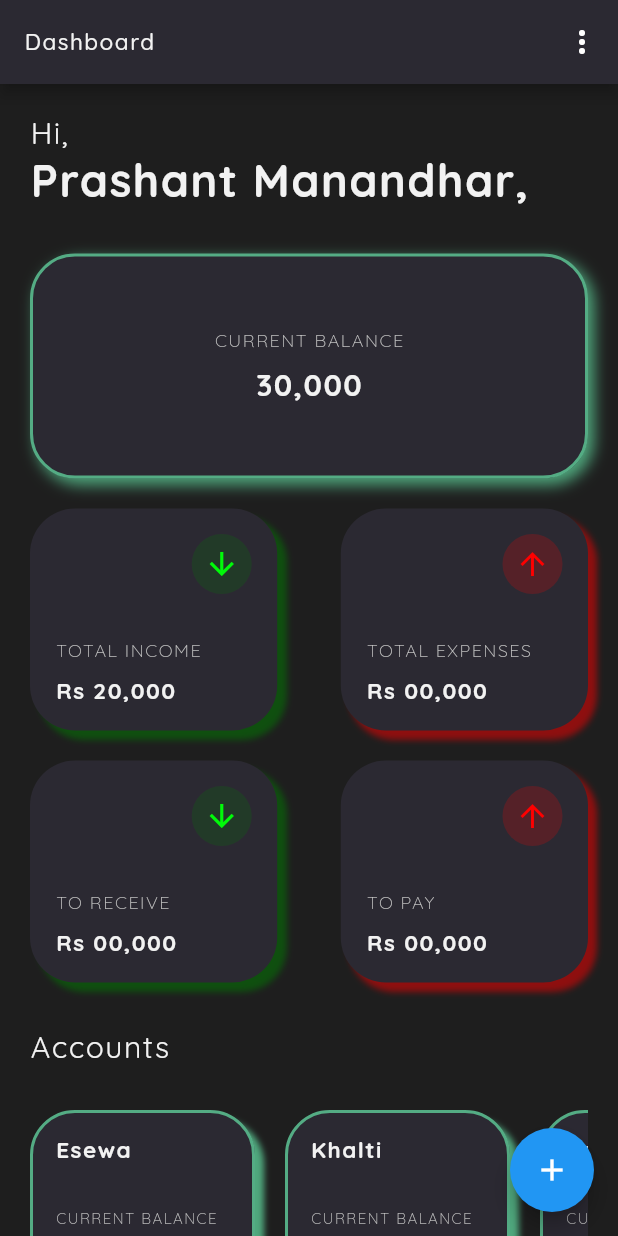
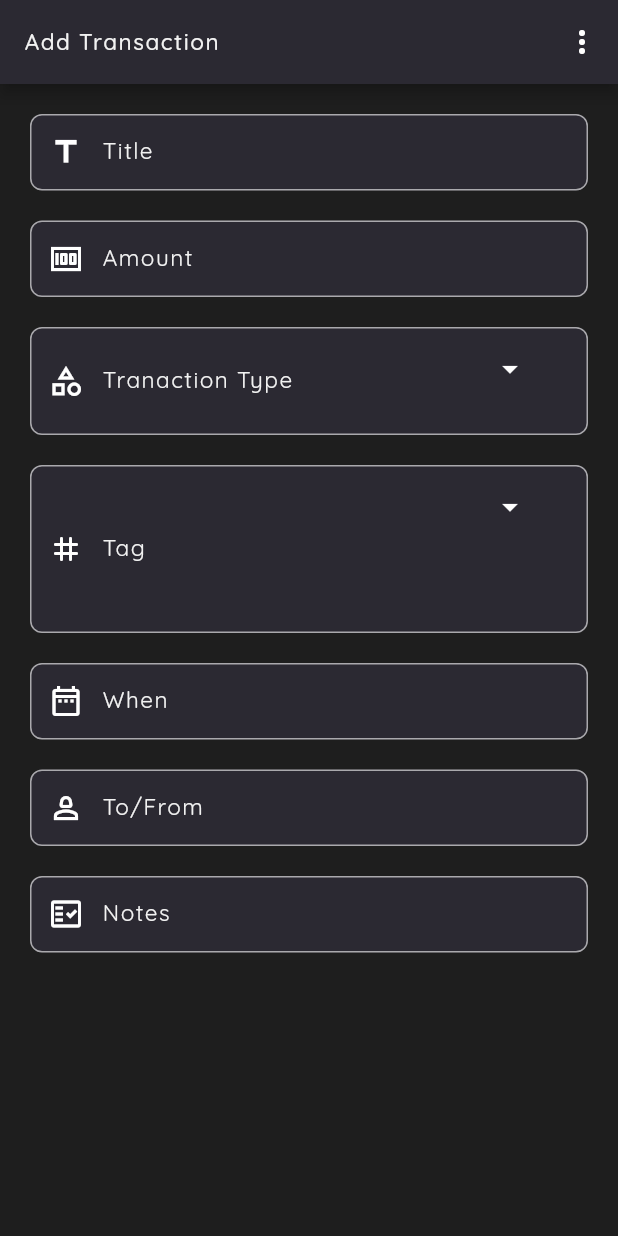
Before and after one commit to Eemayas/Remind-Wallet, a Flutter app: the screen it shows after launch, on a phone screen of 412 x 824 dp. Run offline on Flutter 3.47's test engine with Material 2 defaults, Android fonts, the light colour scheme and no system bars; our stand-ins replace dropdown_button2, google_fonts, progress_state_button.

Commit message:
add transaction page 95% completed

```diff
--- a/lib/Componet/balance_card.dart
+++ b/lib/Componet/balance_card.dart
@@ -42,7 +42,7 @@ class BalanceCard extends StatelessWidget {
               SizedBox(
                 height: 10,
               ),
-              Text(cardBalanceAmt,
+              Text('RS $cardBalanceAmt',
                   style: kwhiteTextStyle.copyWith(
                       fontSize: 20, fontWeight: FontWeight.bold)),
             ],
--- /dev/null
+++ b/lib/Componet/date_Input_field.dart
@@ -0,0 +1,61 @@
+import 'package:flutter/material.dart';
+import 'package:intl/intl.dart';
+
+import '../constant.dart';
+
+class DateInputField extends StatelessWidget {
+  const DateInputField({
+    super.key,
+    required this.Controllerss,
+    required this.keyboardType,
+    required this.labelText,
+    required this.prefixIcon,
+    required this.hintText,
+  });
+  final String hintText;
+  final TextEditingController Controllerss;
+  final TextInputType keyboardType;
+  final String labelText;
+  final IconData prefixIcon;
+
+  @override
+  Widget build(BuildContext context) {
+    return TextField(
+      controller: Controllerss,
+      cursorColor: Colors.white,
+      style: kwhiteTextStyle,
+      keyboardType: keyboardType,
+      readOnly: true,
+      onTap: () => {
+        showDatePicker(
+                context: context,
+                initialDate: DateTime.now(),
+                firstDate: DateTime(2000),
+                lastDate: DateTime(3000))
+            .then((value) =>
+                Controllerss.text = DateFormat('yyyy-MM-dd').format(value!)),
+      },
+      decoration: InputDecoration(
+        labelStyle: kwhiteTextStyle,
+        filled: true,
+        hintStyle: ksubTextStyle,
+        fillColor: kBackgroundColorCard,
+        labelText: labelText,
+        prefixIcon: Icon(prefixIcon),
+        suffixIcon: Controllerss.text.isEmpty
+            ? Container(width: 0)
+            : IconButton(
+                icon: Icon(Icons.close),
+                color: Colors.red,
+                onPressed: () => Controllerss.clear(),
+              ),
+        prefixIconColor: Colors.white,
+        hintText: hintText,
+        contentPadding: EdgeInsets.fromLTRB(32, 16, 32, 16),
+        border: OutlineInputBorder(
+          borderRadius: BorderRadius.circular(8),
+        ),
+      ),
+    );
+  }
+}
--- /dev/null
+++ b/lib/Componet/dropdown_button.dart
@@ -0,0 +1,82 @@
+import 'package:dropdown_button2/dropdown_button2.dart';
+import 'package:flutter/material.dart';
+
+import '../constant.dart';
+
+class DropDownButton extends StatelessWidget {
+  final TextEditingController Controllerss;
+  final String hintText;
+  final String labelText;
+  final IconData iconsName;
+  final List lists;
+  const DropDownButton(
+      {super.key,
+      required this.Controllerss,
+      required this.hintText,
+      required this.labelText,
+      required this.iconsName,
+      required this.lists});
+
+  @override
+  Widget build(BuildContext context) {
+    String? selectedValue;
+    return DropdownButtonFormField2<String>(
+      isExpanded: true,
+      decoration: InputDecoration(
+        hintStyle: ksubTextStyle,
+        labelStyle: kwhiteTextStyle,
+        filled: true,
+        fillColor: kBackgroundColorCard,
+        labelText: labelText,
+        prefixIcon: Icon(iconsName),
+        prefixIconColor: Colors.white,
+        hintText: hintText,
+        contentPadding: EdgeInsets.fromLTRB(32, 16, 32, 16),
+        border: OutlineInputBorder(
+          borderRadius: BorderRadius.circular(8),
+        ),
+      ),
+      items: lists
+          .map((item) => DropdownMenuItem<String>(
+                value: item,
+                child: Text(
+                  item,
+                  style: kwhiteTextStyle,
+                ),
+              ))
+          .toList(),
+      validator: (value) {
+        if (value == null) {
+          return 'Please select one.';
+        }
+        return null;
+      },
+      onChanged: (value) {
+        Controllerss.text = value!;
+      },
+      onSaved: (value) {
+        selectedValue = value.toString();
+      },
+      buttonStyleData: const ButtonStyleData(
+        padding: EdgeInsets.only(right: 8),
+      ),
+      iconStyleData: const IconStyleData(
+        icon: Icon(
+          Icons.arrow_drop_down,
+          color: Colors.white,
+        ),
+        iconSize: 24,
+      ),
+      dropdownStyleData: DropdownStyleData(
+        useSafeArea: true,
+        decoration: BoxDecoration(
+          color: kBackgroundColorCard,
+          borderRadius: BorderRadius.circular(15),
+        ),
+      ),
+      menuItemStyleData: const MenuItemStyleData(
+        padding: EdgeInsets.symmetric(horizontal: 16),
+      ),
+    );
+  }
+}
--- /dev/null
+++ b/lib/Componet/input_filed.dart
@@ -0,0 +1,49 @@
+import 'package:flutter/material.dart';
+import '../constant.dart';
+
+class InputField extends StatelessWidget {
+  const InputField({
+    super.key,
+    required this.Controllerss,
+    required this.keyboardType,
+    required this.labelText,
+    required this.prefixIcon,
+    required this.hintText,
+  });
+  final String hintText;
+  final TextEditingController Controllerss;
+  final TextInputType keyboardType;
+  final String labelText;
+  final IconData prefixIcon;
+
+  @override
+  Widget build(BuildContext context) {
+    return TextField(
+      controller: Controllerss,
+      cursorColor: Colors.white,
+      style: kwhiteTextStyle,
+      keyboardType: keyboardType,
+      decoration: InputDecoration(
+        labelStyle: kwhiteTextStyle,
+        filled: true,
+        hintStyle: ksubTextStyle,
+        fillColor: kBackgroundColorCard,
+        labelText: labelText,
+        prefixIcon: Icon(prefixIcon),
+        suffixIcon: Controllerss.text.isEmpty
+            ? Container(width: 0)
+            : IconButton(
+                color: Colors.red,
+                icon: Icon(Icons.close),
+                onPressed: () => Controllerss.clear(),
+              ),
+        prefixIconColor: Colors.white,
+        hintText: hintText,
+        contentPadding: EdgeInsets.fromLTRB(32, 16, 32, 16),
+        border: OutlineInputBorder(
+          borderRadius: BorderRadius.circular(8),
+        ),
+      ),
+    );
+  }
+}
--- /dev/null
+++ b/lib/Pages/add_transaction.dart
@@ -0,0 +1,163 @@
+// ignore_for_file: prefer_const_literals_to_create_immutables, prefer_const_constructors, use_key_in_widget_constructors, non_constant_identifier_names
+
+import 'package:dropdown_button2/dropdown_button2.dart';
+import 'package:expenses_tracker/API/transaction_list.dart';
+import 'package:flutter/material.dart';
+import 'package:intl/intl.dart';
+
+import '../Componet/date_Input_field.dart';
+import '../Componet/dropdown_button.dart';
+import '../Componet/input_filed.dart';
+import '../constant.dart';
+
+class AddTransaction extends StatefulWidget {
+  static String id = "Add Transaction page";
+
+  @override
+  State<AddTransaction> createState() => _AddTransactionState();
+}
+
+class _AddTransactionState extends State<AddTransaction> {
+  final titleController = TextEditingController();
+  final amtController = TextEditingController();
+  final toFromController = TextEditingController();
+  final noteController = TextEditingController();
+  final tranasctionTypeController = TextEditingController();
+  final tagController = TextEditingController();
+  final dateController = TextEditingController();
+
+  @override
+  void initState() {
+    super.initState();
+    titleController.addListener(() => setState(() {}));
+    amtController.addListener(() => setState(() {}));
+    toFromController.addListener(() => setState(() {}));
+    noteController.addListener(() => setState(() {}));
+    tranasctionTypeController.addListener(() => setState(() {}));
+    tagController.addListener(() => setState(() {}));
+    dateController.addListener(() => setState(() {}));
+  }
+
+  List TransactionTypelist = [incomeT, expensesT, toReceiveT, toPayT];
+  List TagList = [
+    'Food',
+    'Transportation',
+    'Housing',
+    'Utilities',
+    'Healthcare',
+    'Education',
+    'Entertainment',
+    'Clothing',
+    'Personal Care',
+    'Gifts',
+    'Savings',
+    'Miscellaneous',
+  ];
+  @override
+  Widget build(BuildContext context) {
+    return GestureDetector(
+      onTap: () => {
+        print(
+            "${titleController.text}  ${amtController.text} ${toFromController.text}  ${noteController.text}  ${tranasctionTypeController.text}  ${tagController.text}  ${dateController.text}"),
+        FocusScope.of(context).requestFocus(FocusNode())
+      },
+      child: Scaffold(
+        appBar: AppBar(
+          backgroundColor: kBackgroundColorAppBar,
+          title: Text(
+            "Add Transaction",
+            style: kwhiteTextStyle,
+          ),
+          actions: [
+            IconButton(icon: Icon(Icons.more_vert), onPressed: () => {}),
+          ],
+        ),
+        body: SingleChildScrollView(
+          child: SafeArea(
+              child: Padding(
+            padding: const EdgeInsets.all(20.0),
+            child: GestureDetector(
+              child: Column(
+                crossAxisAlignment: CrossAxisAlignment.start,
+                children: [
+                  InputField(
+                      hintText: "",
+                      Controllerss: titleController,
+                      keyboardType: TextInputType.text,
+                      labelText: "Title",
+                      prefixIcon: Icons.title_sharp),
+                  SizedBox(
+                    height: 20,
+                  ),
+                  InputField(
+                    Controllerss: amtController,
+                    keyboardType: TextInputType.number,
+                    labelText: "Amount",
+                    prefixIcon: Icons.money,
+                    hintText: "00000",
+                  ),
+                  SizedBox(
+                    height: 20,
+                  ),
+                  DropDownButton(
+                    iconsName: Icons.category_outlined,
+                    lists: TransactionTypelist,
+                    Controllerss: tranasctionTypeController,
+                    hintText: "Income/Expense/To Pay/To Receives",
+                    labelText: "Tranaction Type",
+                  ),
+                  SizedBox(
+                    height: 20,
+                  ),
+                  DropDownButton(
+                    iconsName: Icons.tag_rounded,
+                    lists: TagList,
+                    Controllerss: tagController,
+                    hintText:
+                        " Food/Transportation/Housing/Utilities/Healthcare/Education/Entertainment/Clothing/Personal Care/Gifts/Savings/Miscellaneous",
+                    labelText: "Tag",
+                  ),
+                  SizedBox(
+                    height: 20,
+                  ),
+                  DateInputField(
+                    Controllerss: dateController,
+                    keyboardType: TextInputType.datetime,
+                    labelText: "When",
+                    prefixIcon: Icons.date_range_outlined,
+                    hintText: "YYYY-MM-DD",
+                  ),
+                  SizedBox(
+                    height: 20,
+                  ),
+                  InputField(
+                    Controllerss: toFromController,
+                    keyboardType: TextInputType.text,
+                    labelText: "To/From",
+                    prefixIcon: Icons.person_2_outlined,
+                    hintText: "Prashant, Ram",
+                  ),
+                  SizedBox(
+                    height: 20,
+                  ),
+                  InputField(
+                    Controllerss: noteController,
+                    keyboardType: TextInputType.text,
+                    labelText: "Notes",
+                    prefixIcon: Icons.fact_check_outlined,
+                    hintText:
+                        "Lorem ipsum dolor sit amet, consectetur adipiscing elit. Nullam pulvinar elit in eros consequat, vitae porta tellus lobortis. Nulla laoreet id orci ac aliquam.",
+                  ),
+                  SizedBox(
+                    height: 20,
+                  ),
+                  // HomePage()
+                ],
+              ),
+            ),
+          )),
+        ),
+      ),
+    );
+  }
+}
--- a/lib/Pages/dashboard.dart
+++ b/lib/Pages/dashboard.dart
@@ -1,6 +1,7 @@
 // ignore_for_file: prefer_const_literals_to_create_immutables, prefer_const_constructors, use_key_in_widget_constructors, must_be_immutable
 
 import 'package:expenses_tracker/Componet/balance_card.dart';
+import 'package:expenses_tracker/Pages/add_transaction.dart';
 import 'package:expenses_tracker/Pages/expenses_page.dart';
 import 'package:expenses_tracker/Pages/income_page.dart';
 import 'package:expenses_tracker/Pages/to_pay_page.dart';
@@ -28,7 +29,7 @@ class _DashboardState extends State<Dashboard> {
     return Scaffold(
       floatingActionButton: FloatingActionButton(
         onPressed: () {
-          // FAB button pressed
+          Navigator.pushNamed(context, AddTransaction.id);
         },
         backgroundColor: Colors.blue,
         foregroundColor: Colors.white,
@@ -128,7 +129,6 @@ class _DashboardState extends State<Dashboard> {
                         iconBgColor: Color(0x33FF0000),
                         nextPage: ToPayPage.id,
                       ),
-                      // Cards(),
                     ],
                   ),
                 ],
--- a/lib/constant.dart
+++ b/lib/constant.dart
@@ -8,8 +8,8 @@ const Color kBackgroundColorCard = Color.fromARGB(255, 43, 41, 50);
 const Color kBoxShadowIncome = Color(0x7F008000);
 const Color kBoxShadowExpenses = Color(0x7FFF0000);
 
-const Color kColorExpenses = Color.fromARGB(255, 255, 0, 0);
-const Color kColorIncome = Color.fromARGB(255, 0, 250, 9);
+const Color kColorExpenses = Colors.red;
+const Color kColorIncome = Colors.green;
 
 const Color kMainBoxBorderColor = Color.fromARGB(168, 105, 240, 175);
 const Color kBoxShadowMainBoxBolor = Color.fromARGB(168, 105, 240, 175);
--- a/lib/main.dart
+++ b/lib/main.dart
@@ -1,5 +1,6 @@
 // ignore_for_file: prefer_const_constructors
 
+import 'package:expenses_tracker/Pages/add_transaction.dart';
 import 'package:expenses_tracker/Pages/expenses_page.dart';
 import 'package:expenses_tracker/Pages/income_page.dart';
 import 'package:expenses_tracker/Pages/to_pay_page.dart';
@@ -22,19 +23,21 @@ class MyApp extends StatelessWidget {
       debugShowCheckedModeBanner: false,
       title: 'Flutter Demo',
       theme: ThemeData(
+          brightness: Brightness.dark,
           scaffoldBackgroundColor: kBackgroundColor,
           textTheme: TextTheme(
             bodyLarge: TextStyle(
               color: Colors.white,
             ),
           )),
-      initialRoute: Dashboard.id,
+      initialRoute: AddTransaction.id,
       routes: {
         Dashboard.id: (context) => const Dashboard(),
         IncomePage.id: (context) => const IncomePage(),
         ExpensePage.id: (context) => const ExpensePage(),
         ToPayPage.id: (context) => const ToPayPage(),
         ToReceivePage.id: (context) => const ToReceivePage(),
+        AddTransaction.id: (context) => AddTransaction(),
       },
       // home: const dashBoard()
     );
--- a/pubspec.yaml
+++ b/pubspec.yaml
@@ -37,6 +37,8 @@ dependencies:
   cupertino_icons: ^1.0.2
   google_fonts: ^4.0.4
   progress_state_button: ^1.0.4
+  dropdown_button2: ^2.1.4
+  intl: ^0.18.1
 
 dev_dependencies:
   flutter_test:
```
Also changed, not shown: pubspec.lock.
